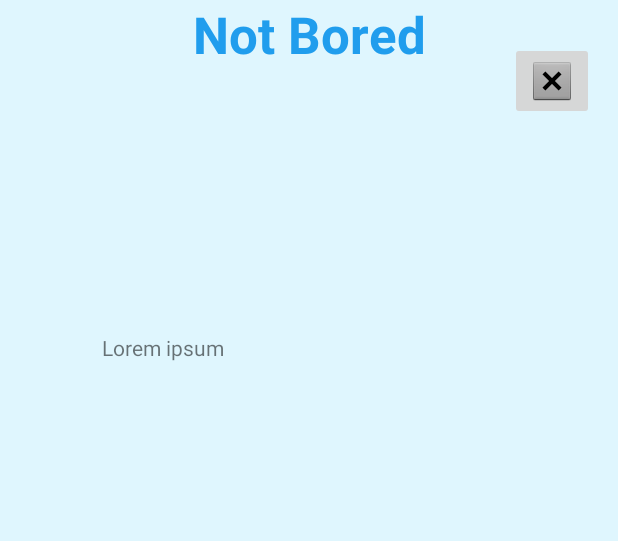
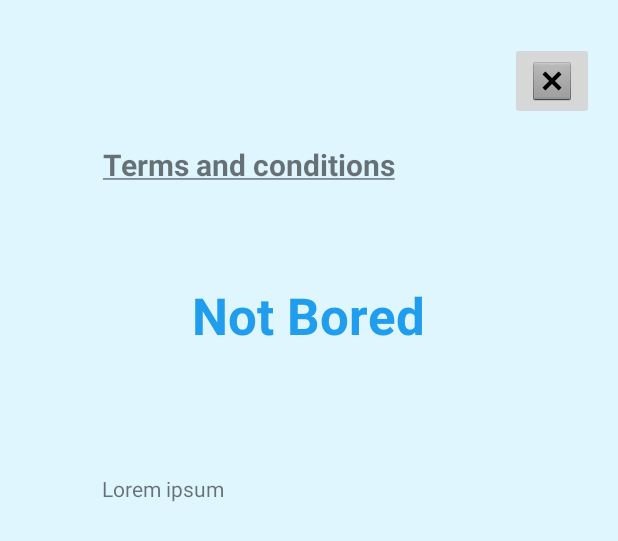
Before and after one commit to martsilva-meli/Integrador-Android, an Android app: the layout fragment_terms.xml on its own in the app's theme, with its tools: preview values and no code run, on a phone screen of 412 x 824 dp. Shown: the top 541 px of the screen. Run offline under Robolectric (Android 15) with nearby library versions, the phone set to English and light mode, and no system bars.

```diff
--- a/app/src/main/res/layout/fragment_terms.xml
+++ b/app/src/main/res/layout/fragment_terms.xml
@@ -14,28 +14,28 @@
         android:id="@+id/tvTerms2"
         android:layout_width="wrap_content"
         android:layout_height="wrap_content"
-        android:layout_marginBottom="40dp"
+        android:layout_marginTop="96dp"
         android:text="@string/terms_and_conditions"
         android:textSize="20sp"
         android:textStyle="bold"
-        app:layout_constraintBottom_toTopOf="@+id/tvAppName2"
         app:layout_constraintEnd_toEndOf="parent"
-        app:layout_constraintHorizontal_bias="0.307"
+        app:layout_constraintHorizontal_bias="0.317"
         app:layout_constraintStart_toStartOf="parent"
-        app:layout_constraintTop_toTopOf="parent"
-        app:layout_constraintVertical_bias="0.732" />
+        app:layout_constraintTop_toTopOf="parent" />
 
     <TextView
         android:id="@+id/tvAppName2"
         android:layout_width="wrap_content"
         android:layout_height="wrap_content"
+        android:layout_marginTop="64dp"
         android:text="@string/not_bored"
         android:textColor="#209DED"
         android:textSize="34sp"
         android:textStyle="bold"
         app:layout_constraintEnd_toEndOf="parent"
+        app:layout_constraintHorizontal_bias="0.498"
         app:layout_constraintStart_toStartOf="parent"
-        tools:layout_editor_absoluteY="186dp" />
+        app:layout_constraintTop_toBottomOf="@+id/tvTerms2" />
 
     <TextView
         android:id="@+id/tvLorem"
@@ -48,7 +48,7 @@
         app:layout_constraintTop_toBottomOf="@+id/tvAppName2" />
 
     <ImageButton
-        android:id="@+id/imageButton"
+        android:id="@+id/btnX"
         android:layout_width="wrap_content"
         android:layout_height="wrap_content"
         android:layout_marginTop="28dp"
```
Also changed, not shown: app/src/main/java/com/example/integradorandroid/MainActivity.kt (+1 -6 lines), app/src/main/java/com/example/integradorandroid/ui/main/MainFragment.kt (+16 -8 lines), app/src/main/java/com/example/integradorandroid/ui/main/TermsFragment.kt (+17 -1 lines).
